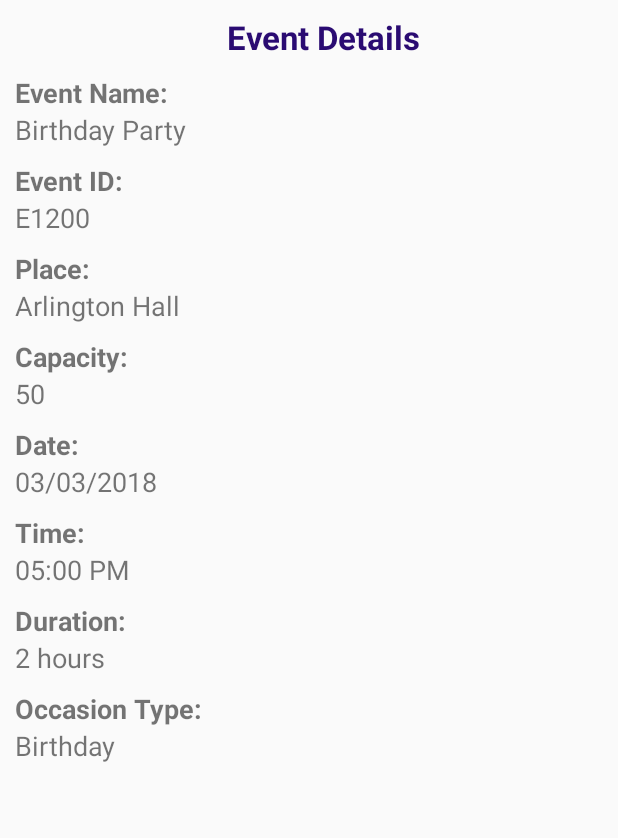
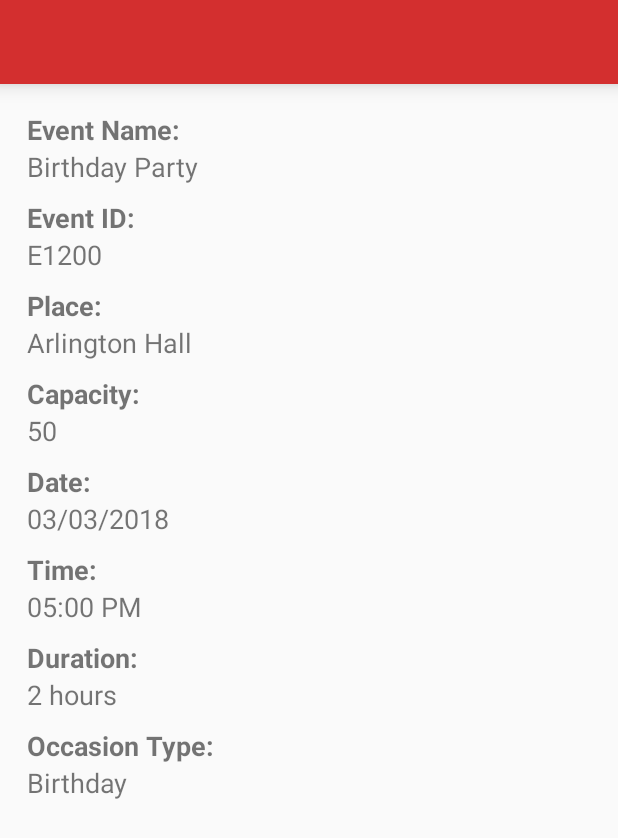
Before and after one commit to vikram-tandon-4/CateringManagementSystem, an Android app: the layout user_event_details.xml on its own in the app's theme, with its tools: preview values and no code run, on a phone screen of 412 x 824 dp. Shown: the top 838 px of the screen. Run offline under Robolectric (Android 15) with nearby library versions, the phone set to English and light mode, and no system bars.

Commit message:
User Event Details Activity
1. Added toolbar and scrollview
2. Created Activity and manifest entry

```diff
--- a/CateringSystem/app/src/main/res/layout/user_event_details.xml
+++ b/CateringSystem/app/src/main/res/layout/user_event_details.xml
@@ -1,38 +1,52 @@
 <?xml version="1.0" encoding="utf-8"?>
-<LinearLayout
-    xmlns:android="http://schemas.android.com/apk/res/android"
+<LinearLayout xmlns:android="http://schemas.android.com/apk/res/android"
     xmlns:tools="http://schemas.android.com/tools"
     android:layout_width="match_parent"
     android:layout_height="match_parent"
     android:orientation="vertical">
 
-    <TextView
-        android:id="@+id/textViews"
-        android:layout_width="wrap_content"
-        android:layout_height="wrap_content"
-        android:layout_marginTop="10dp"
-        android:layout_marginLeft="10dp"
-        android:text="Event Details"
-        android:layout_gravity="center"
-        android:textColor="#2a0b72"
-        android:textStyle="bold"
-        android:textSize="22dp"
-        tools:layout_editor_absoluteX="16dp"
-        tools:layout_editor_absoluteY="16dp"
-        />
+    <include
+        android:id="@+id/toolbar"
+        layout="@layout/toolbar" />
+
+    <ScrollView
+        android:layout_width="match_parent"
+        android:layout_height="match_parent"
+        android:fillViewport="true">
+
+        <LinearLayout
+            android:layout_width="match_parent"
+            android:layout_height="match_parent"
+            android:orientation="vertical"
+            android:padding="@dimen/dp10">
+
+            <!--<TextView-->
+            <!--android:id="@+id/textViews"-->
+            <!--android:layout_width="wrap_content"-->
+            <!--android:layout_height="wrap_content"-->
+            <!--android:layout_marginTop="10dp"-->
+            <!--android:layout_marginLeft="10dp"-->
+            <!--android:text="Event Details"-->
+            <!--android:layout_gravity="center"-->
+            <!--android:textColor="#2a0b72"-->
+            <!--android:textStyle="bold"-->
+            <!--android:textSize="22dp"-->
+            <!--tools:layout_editor_absoluteX="16dp"-->
+            <!--tools:layout_editor_absoluteY="16dp"-->
+            <!--/>-->
 
             <TextView
                 android:id="@+id/textView"
                 android:layout_width="wrap_content"
                 android:layout_height="wrap_content"
+                android:layout_marginLeft="10dp"
                 android:layout_marginTop="10dp"
-        android:layout_marginLeft="10dp"
                 android:text="Event Name:"
+                android:textSize="18dp"
                 android:textStyle="bold"
-        android:textSize="18dp"
                 tools:layout_editor_absoluteX="16dp"
-        tools:layout_editor_absoluteY="16dp"
-        />
+                tools:layout_editor_absoluteY="16dp" />
+
             <TextView
                 android:id="@+id/textView1"
                 android:layout_width="wrap_content"
@@ -41,20 +55,20 @@
                 android:text="Birthday Party"
                 android:textSize="18dp"
                 tools:layout_editor_absoluteX="16dp"
-        tools:layout_editor_absoluteY="16dp"
-        />
+                tools:layout_editor_absoluteY="16dp" />
+
             <TextView
                 android:id="@+id/textView2"
                 android:layout_width="wrap_content"
                 android:layout_height="wrap_content"
+                android:layout_marginLeft="10dp"
                 android:layout_marginTop="9dp"
-        android:layout_marginLeft="10dp"
                 android:text="Event ID:"
+                android:textSize="18dp"
                 android:textStyle="bold"
-        android:textSize="18dp"
                 tools:layout_editor_absoluteX="16dp"
-        tools:layout_editor_absoluteY="16dp"
-        />
+                tools:layout_editor_absoluteY="16dp" />
+
             <TextView
                 android:id="@+id/textView3"
                 android:layout_width="wrap_content"
@@ -63,20 +77,20 @@
                 android:text="E1200"
                 android:textSize="18dp"
                 tools:layout_editor_absoluteX="16dp"
-        tools:layout_editor_absoluteY="16dp"
-        />
+                tools:layout_editor_absoluteY="16dp" />
+
             <TextView
                 android:id="@+id/textView4"
                 android:layout_width="wrap_content"
                 android:layout_height="wrap_content"
+                android:layout_marginLeft="10dp"
                 android:layout_marginTop="9dp"
-        android:layout_marginLeft="10dp"
                 android:text="Place:"
+                android:textSize="18dp"
                 android:textStyle="bold"
-        android:textSize="18dp"
                 tools:layout_editor_absoluteX="16dp"
-        tools:layout_editor_absoluteY="16dp"
-        />
+                tools:layout_editor_absoluteY="16dp" />
+
             <TextView
                 android:id="@+id/textView5"
                 android:layout_width="wrap_content"
@@ -85,20 +99,20 @@
                 android:text="Arlington Hall"
                 android:textSize="18dp"
                 tools:layout_editor_absoluteX="16dp"
-        tools:layout_editor_absoluteY="16dp"
-        />
+                tools:layout_editor_absoluteY="16dp" />
+
             <TextView
                 android:id="@+id/textView6"
                 android:layout_width="wrap_content"
                 android:layout_height="wrap_content"
+                android:layout_marginLeft="10dp"
                 android:layout_marginTop="9dp"
-        android:layout_marginLeft="10dp"
                 android:text="Capacity:"
+                android:textSize="18dp"
                 android:textStyle="bold"
-        android:textSize="18dp"
                 tools:layout_editor_absoluteX="16dp"
-        tools:layout_editor_absoluteY="16dp"
-        />
+                tools:layout_editor_absoluteY="16dp" />
+
             <TextView
                 android:id="@+id/textView7"
                 android:layout_width="wrap_content"
@@ -107,20 +121,20 @@
                 android:text="50"
                 android:textSize="18dp"
                 tools:layout_editor_absoluteX="16dp"
-        tools:layout_editor_absoluteY="16dp"
-        />
+                tools:layout_editor_absoluteY="16dp" />
+
             <TextView
                 android:id="@+id/textView9"
                 android:layout_width="wrap_content"
                 android:layout_height="wrap_content"
+                android:layout_marginLeft="10dp"
                 android:layout_marginTop="9dp"
-        android:layout_marginLeft="10dp"
                 android:text="Date:"
+                android:textSize="18dp"
                 android:textStyle="bold"
-        android:textSize="18dp"
                 tools:layout_editor_absoluteX="16dp"
-        tools:layout_editor_absoluteY="16dp"
-        />
+                tools:layout_editor_absoluteY="16dp" />
+
             <TextView
                 android:id="@+id/textView10"
                 android:layout_width="wrap_content"
@@ -129,20 +143,20 @@
                 android:text="03/03/2018"
                 android:textSize="18dp"
                 tools:layout_editor_absoluteX="16dp"
-        tools:layout_editor_absoluteY="16dp"
-        />
+                tools:layout_editor_absoluteY="16dp" />
+
             <TextView
                 android:id="@+id/textView11"
                 android:layout_width="wrap_content"
                 android:layout_height="wrap_content"
+                android:layout_marginLeft="10dp"
                 android:layout_marginTop="9dp"
-        android:layout_marginLeft="10dp"
                 android:text="Time:"
+                android:textSize="18dp"
                 android:textStyle="bold"
-        android:textSize="18dp"
                 tools:layout_editor_absoluteX="16dp"
-        tools:layout_editor_absoluteY="16dp"
-        />
+                tools:layout_editor_absoluteY="16dp" />
+
             <TextView
                 android:id="@+id/textView12"
                 android:layout_width="wrap_content"
@@ -151,20 +165,20 @@
                 android:text="05:00 PM"
                 android:textSize="18dp"
                 tools:layout_editor_absoluteX="16dp"
-        tools:layout_editor_absoluteY="16dp"
-        />
+                tools:layout_editor_absoluteY="16dp" />
+
             <TextView
                 android:id="@+id/textView13"
                 android:layout_width="wrap_content"
                 android:layout_height="wrap_content"
+                android:layout_marginLeft="10dp"
                 android:layout_marginTop="9dp"
-        android:layout_marginLeft="10dp"
                 android:text="Duration:"
+                android:textSize="18dp"
                 android:textStyle="bold"
-        android:textSize="18dp"
                 tools:layout_editor_absoluteX="16dp"
-        tools:layout_editor_absoluteY="16dp"
-        />
+                tools:layout_editor_absoluteY="16dp" />
+
             <TextView
                 android:id="@+id/textView14"
                 android:layout_width="wrap_content"
@@ -173,20 +187,20 @@
                 android:text="2 hours"
                 android:textSize="18dp"
                 tools:layout_editor_absoluteX="16dp"
-        tools:layout_editor_absoluteY="16dp"
-        />
+                tools:layout_editor_absoluteY="16dp" />
+
             <TextView
                 android:id="@+id/textView15"
                 android:layout_width="wrap_content"
                 android:layout_height="wrap_content"
+                android:layout_marginLeft="10dp"
                 android:layout_marginTop="9dp"
-        android:layout_marginLeft="10dp"
                 android:text="Occasion Type:"
+                android:textSize="18dp"
                 android:textStyle="bold"
-        android:textSize="18dp"
                 tools:layout_editor_absoluteX="16dp"
-        tools:layout_editor_absoluteY="16dp"
-        />
+                tools:layout_editor_absoluteY="16dp" />
+
             <TextView
                 android:id="@+id/textView16"
                 android:layout_width="wrap_content"
@@ -195,6 +209,7 @@
                 android:text="Birthday"
                 android:textSize="18dp"
                 tools:layout_editor_absoluteX="16dp"
-        tools:layout_editor_absoluteY="16dp"
-        />
+                tools:layout_editor_absoluteY="16dp" />
         </LinearLayout>
+    </ScrollView>
+</LinearLayout>
--- a/CateringSystem/app/src/main/res/values/strings.xml
+++ b/CateringSystem/app/src/main/res/values/strings.xml
@@ -8,6 +8,7 @@
     <string name="forgot_password">Forgot Password</string>
     <string name="login">Login</string>
     <string name="event_details">Event Details</string>
+    <string name="user_event_details">User Event Details</string>
 
     <string-array name="category_array">
         <item>Caterer</item>
```
Also changed, not shown: CateringSystem/app/src/main/AndroidManifest.xml (+7 -0 lines), CateringSystem/app/src/main/java/team4/softwareengineering/com/cateringsystem/activity/UserEventDetailsActivity.java (added, +72 -0 lines). Lines whose indentation alone changed are shown as unchanged.
